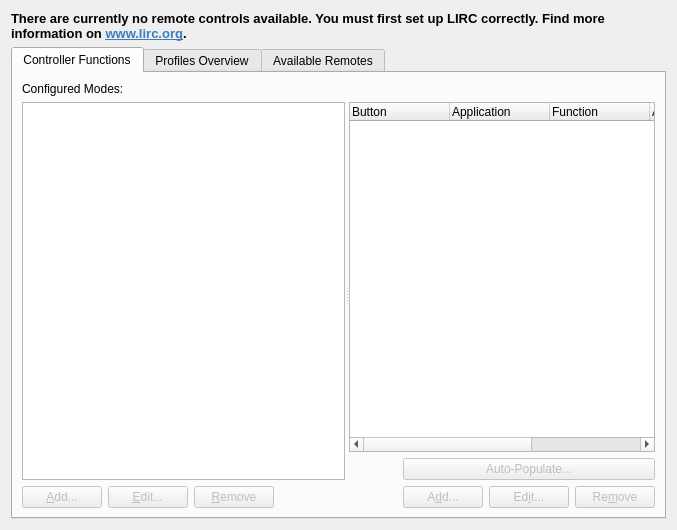
Old version of the form kcmlirc/kcmlircbase.ui in the repository KDE/kremotecontrol.
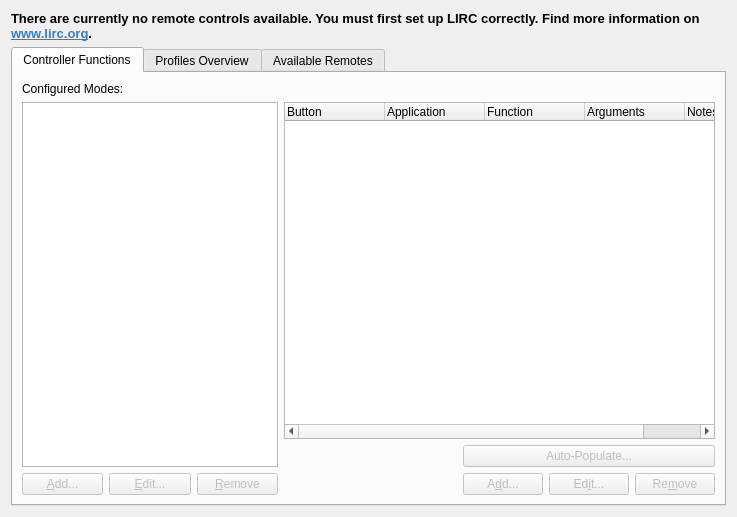
New version of the form. Custom widgets are drawn as their Qt base class.

Commit message: Use adjusted VBoxLayouts instead of Splitters in kcmlirc.

```diff
--- a/kcmlirc/kcmlircbase.ui
+++ b/kcmlirc/kcmlircbase.ui
@@ -7,8 +7,8 @@
    <rect>
     <x>0</x>
     <y>0</y>
-    <width>677</width>
-    <height>530</height>
+    <width>737</width>
+    <height>517</height>
    </rect>
   </property>
   <property name="windowTitle">
@@ -59,15 +59,10 @@
       <attribute name="title">
        <string>Controller Functions</string>
       </attribute>
-      <layout class="QVBoxLayout" name="verticalLayout_4">
+      <layout class="QHBoxLayout" name="horizontalLayout_2">
        <item>
-        <widget class="QSplitter" name="splitter_4">
-         <property name="orientation">
-          <enum>Qt::Horizontal</enum>
-         </property>
-         <widget class="QWidget" name="layoutWidget">
           <layout class="QGridLayout" name="gridLayout">
-           <item row="0" column="0" colspan="3">
+         <item row="0" column="0" colspan="2">
             <widget class="QLabel" name="theModesLabel">
              <property name="maximumSize">
               <size>
@@ -83,8 +78,14 @@
              </property>
             </widget>
            </item>
-           <item row="1" column="0" colspan="4">
+         <item row="1" column="0" colspan="3">
             <widget class="QTreeWidget" name="theModes">
+           <property name="sizePolicy">
+            <sizepolicy hsizetype="Minimum" vsizetype="Expanding">
+             <horstretch>0</horstretch>
+             <verstretch>0</verstretch>
+            </sizepolicy>
+           </property>
              <property name="maximumSize">
               <size>
                <width>16777215</width>
@@ -144,25 +145,9 @@
              </property>
             </widget>
            </item>
-           <item row="2" column="3">
-            <spacer name="horizontalSpacer_2">
-             <property name="orientation">
-              <enum>Qt::Horizontal</enum>
-             </property>
-             <property name="sizeType">
-              <enum>QSizePolicy::Preferred</enum>
-             </property>
-             <property name="sizeHint" stdset="0">
-              <size>
-               <width>50</width>
-               <height>20</height>
-              </size>
-             </property>
-            </spacer>
-           </item>
-          </layout>
-         </widget>
-         <widget class="QWidget" name="layoutWidget">
+        </layout>
+       </item>
+       <item>
           <layout class="QVBoxLayout">
            <property name="margin">
             <number>0</number>
@@ -280,8 +265,6 @@
             </layout>
            </item>
           </layout>
-         </widget>
-        </widget>
        </item>
       </layout>
      </widget>
```
Left out of the diff: 34 changed lines with no effect on the pictures. Lines whose indentation alone changed are shown as unchanged. The commit also changes 2 other files.
